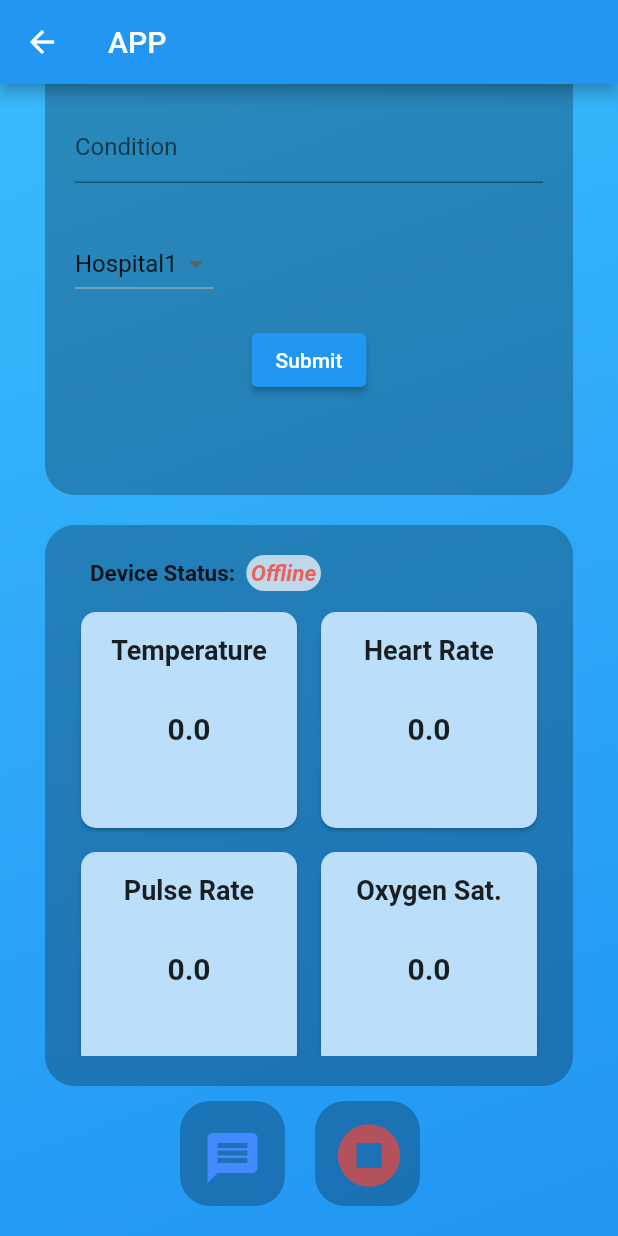
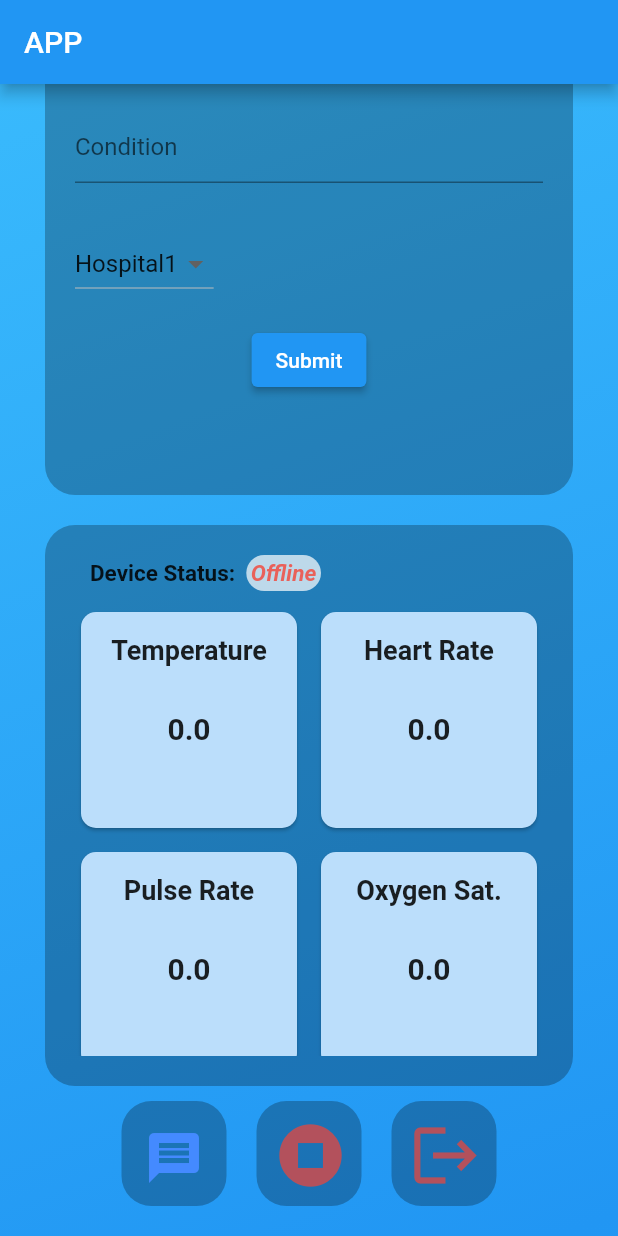
Before and after one commit to cepdnaclk/e18-3yp-Patient-Monitoring-System-for-Ambulances, a Flutter app: the ViewDetails screen opened directly with empty values, scrolled down 266 dp, on a phone screen of 412 x 824 dp. Run offline on Flutter 3.47's test engine with Material 2 defaults, Android fonts, the phone set to English and light mode, and no system bars; our stand-ins replace dropdown_button2, fl_chart, flutter_map, grouped_list, latlong2; missing offline and left inert: latlng, mqtt_client, ndialog.

Commit message:
Modify mobile app

```diff
--- a/moble application/ambulance_tracking/lib/main.dart
+++ b/moble application/ambulance_tracking/lib/main.dart
@@ -7,4 +7,5 @@ import 'package:ambulance_tracking/pages/Login.dart';
 
 // import 'package:ambulance_tracking/pages/PatientDetails.dart';
 // import 'package:flutter/widgets.dart';
-void main() => runApp(const MaterialApp(home: Login()));
+void main() =>
+    runApp(const MaterialApp(debugShowCheckedModeBanner: false, home: Login()));
--- a/moble application/ambulance_tracking/lib/pages/PatientDetails.dart
+++ b/moble application/ambulance_tracking/lib/pages/PatientDetails.dart
@@ -2,11 +2,12 @@ import 'dart:async';
 import 'dart:convert';
 import 'dart:developer';
 // import 'dart:io';
+import 'package:ambulance_tracking/pages/Login.dart';
 import 'package:flutter/material.dart';
 // import 'package:flutter/services.dart';
 // import 'package:ambulance_tracking/pages/Connect.dart';
 import 'package:mqtt_client/mqtt_client.dart';
-import 'package:mqtt_client/mqtt_server_client.dart';
+// import 'package:mqtt_client/mqtt_server_client.dart';
 import 'package:ambulance_tracking/pages/Patient.dart';
 import 'package:ambulance_tracking/pages/Chat.dart';
 import 'package:ambulance_tracking/pages/Conn.dart';
@@ -28,8 +29,7 @@ class _ViewDetailsState extends State<ViewDetails> {
   TextEditingController deviceIDController = TextEditingController();
   TextEditingController ageController = TextEditingController();
   TextEditingController conditionController = TextEditingController();
-  final MqttServerClient client = MqttServerClient(
-      'a3rwyladencomq-ats.iot.ap-northeast-1.amazonaws.com', '');
+  // final MqttServerClient client = MqttServerClient( 'a3rwyladencomq-ats.iot.ap-northeast-1.amazonaws.com', '');
   late Patient patient;
 
   late String deviceID;
@@ -149,10 +149,10 @@ class _ViewDetailsState extends State<ViewDetails> {
     });
   }
 
-  delayed() async {
-    await Future.delayed(Duration(seconds: 2)); // or some time consuming call
-    return true;
-  }
+  // delayed() async {
+  //   await Future.delayed(Duration(seconds: 2)); // or some time consuming call
+  //   return true;
+  // }
 
   Widget cardTemplate(
       String parameterName, double parameterValue, double maxValue) {
@@ -161,7 +161,7 @@ class _ViewDetailsState extends State<ViewDetails> {
       color: maxValue >= parameterValue ? Colors.blue[100] : Colors.red[200],
       shape: RoundedRectangleBorder(borderRadius: BorderRadius.circular(10)),
       child: Padding(
-        padding: EdgeInsets.all(5.0),
+        padding: const EdgeInsets.all(5.0),
         child: Column(
           // mainAxisAlignment: MainAxisAlignment.center,
           children: <Widget>[
@@ -186,11 +186,12 @@ class _ViewDetailsState extends State<ViewDetails> {
   Widget build(BuildContext context) {
     return Scaffold(
         appBar: AppBar(
-          title: Text('APP'),
+          automaticallyImplyLeading: false,
+          title: const Text('APP'),
         ),
         body: SingleChildScrollView(
           child: Container(
-            padding: EdgeInsets.all(20.0),
+            padding: const EdgeInsets.all(20.0),
             decoration: const BoxDecoration(
               gradient: LinearGradient(
                 begin: Alignment.topLeft,
@@ -386,8 +387,8 @@ class _ViewDetailsState extends State<ViewDetails> {
                     color: Colors.black26,
                     borderRadius: BorderRadius.all(Radius.circular(20.0)),
                   ),
-                  padding: EdgeInsets.all(20),
-                  margin: EdgeInsets.all(10.0),
+                  padding: const EdgeInsets.all(20),
+                  margin: const EdgeInsets.all(10.0),
                   // height: 500,
                   // width: 500,
                   child: Column(children: <Widget>[
@@ -402,7 +403,7 @@ class _ViewDetailsState extends State<ViewDetails> {
                                       fontSize: 15.0)),
                               Container(
                                 //color: Colors.white,
-                                padding: EdgeInsets.all(3),
+                                padding: const EdgeInsets.all(3),
                                 decoration: const BoxDecoration(
                                   color: Colors.white70,
                                   borderRadius:
@@ -441,18 +442,17 @@ class _ViewDetailsState extends State<ViewDetails> {
                 ),
                 Container(
                   // color: Colors.amber,
-                  padding: EdgeInsets.only(left: 100),
-                  child: Align(
-                    alignment: Alignment.topLeft,
+                  // padding: const EdgeInsets.only(left: 100),
                   child: Row(
                     children: <Widget>[
+                      const Expanded(flex: 1, child: SizedBox()),
                       Container(
                         // color: Colors.deepOrange,
                         decoration: const BoxDecoration(
                             color: Colors.black26,
                             borderRadius:
                                 BorderRadius.all(Radius.circular(20.0))),
-                          padding: EdgeInsets.all(2.0),
+                        padding: const EdgeInsets.all(2.0),
                         height: 70,
                         width: 70,
                         child: Stack(children: <Widget>[
@@ -488,7 +488,7 @@ class _ViewDetailsState extends State<ViewDetails> {
                                 icon: const Icon(Icons.message, size: 40),
                                 //iconSize: 40.0,
                                 color: Colors.blueAccent,
-                                  padding: EdgeInsets.all(0),
+                                padding: const EdgeInsets.all(0),
                                 style: IconButton.styleFrom(
                                   foregroundColor: Colors.grey,
                                   elevation: 10,
@@ -534,13 +534,13 @@ class _ViewDetailsState extends State<ViewDetails> {
                                 icon: const Icon(Icons.stop_circle, size: 50),
                                 //iconSize: 40.0,
                                 color: Colors.red.withOpacity(0.7),
-                                  padding: EdgeInsets.all(0),
+                                padding: const EdgeInsets.all(0),
                                 style: IconButton.styleFrom(
                                   foregroundColor: Colors.grey,
                                   elevation: 10,
                                   //hoverColor: colors.onSecondaryContainer.withOpacity(0.08),
                                 ),
-                                  onPressed: () async {
+                                onPressed: () {
                                   setState(() {
                                     conn.publishMsg(
                                         'Device_$deviceID', 'stop:');
@@ -569,8 +569,68 @@ class _ViewDetailsState extends State<ViewDetails> {
                           ),
                         ]),
                       ),
+                      const SizedBox(
+                        width: 20,
+                      ),
+                      Container(
+                        // color: Colors.deepOrange,
+                        decoration: const BoxDecoration(
+                            color: Colors.black26,
+                            borderRadius:
+                                BorderRadius.all(Radius.circular(20.0))),
+                        // padding: EdgeInsets.all(2.0),
+                        height: 70,
+                        width: 70,
+                        child: Stack(children: <Widget>[
+                          Align(
+                            alignment: Alignment.center,
+                            child: Padding(
+                              padding: const EdgeInsets.all(10),
+                              child: IconButton(
+                                icon: const Icon(Icons.logout, size: 50),
+                                //iconSize: 40.0,
+                                color: Colors.red.withOpacity(0.7),
+                                padding: const EdgeInsets.all(0),
+                                style: IconButton.styleFrom(
+                                  foregroundColor: Colors.grey,
+                                  elevation: 10,
+                                  //hoverColor: colors.onSecondaryContainer.withOpacity(0.08),
+                                ),
+                                onPressed: () {
+                                  // setState(() {
+                                  showDialog(
+                                      context: context,
+                                      builder: (BuildContext context) {
+                                        return AlertDialog(
+                                          title: const Text('LogOut'),
+                                          content: const Text(
+                                              'Are you sure you want to logout'),
+                                          actions: <Widget>[
+                                            TextButton(
+                                              onPressed: () => Navigator.pop(
+                                                  context, 'Cancel'),
+                                              child: const Text('Cancel'),
+                                            ),
+                                            TextButton(
+                                              onPressed: () => Navigator.push(
+                                                  context,
+                                                  MaterialPageRoute(
+                                                      builder: (context) =>
+                                                          const Login())),
+                                              child: const Text('OK'),
+                                            ),
                                           ],
+                                        );
+                                      });
+                                  // });
+                                },
                               ),
+                            ),
+                          ),
+                        ]),
+                      ),
+                      const Expanded(flex: 1, child: SizedBox()),
+                    ],
                   ),
                 )
               ],
```
Lines whose indentation alone changed are shown as unchanged.
